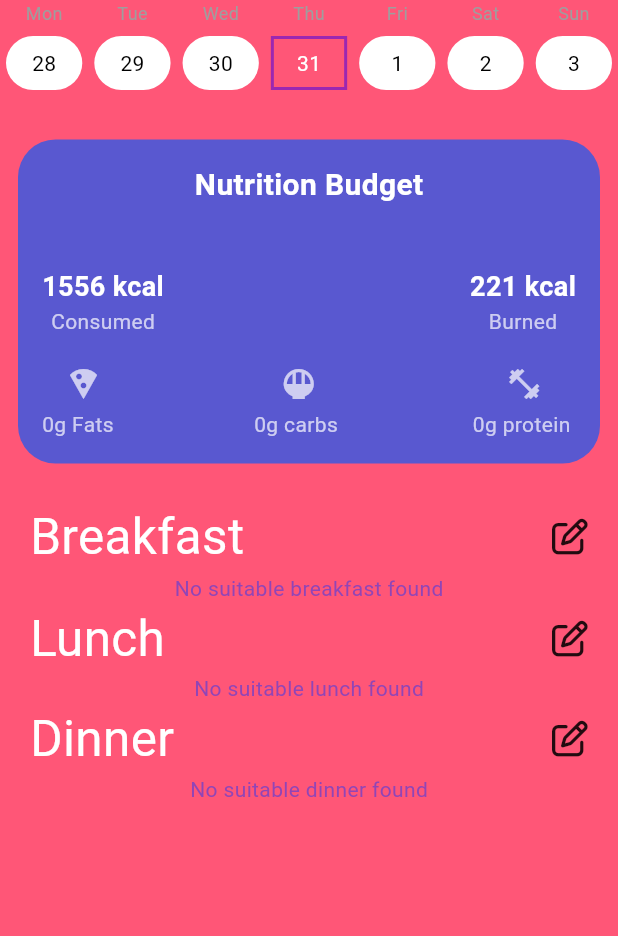
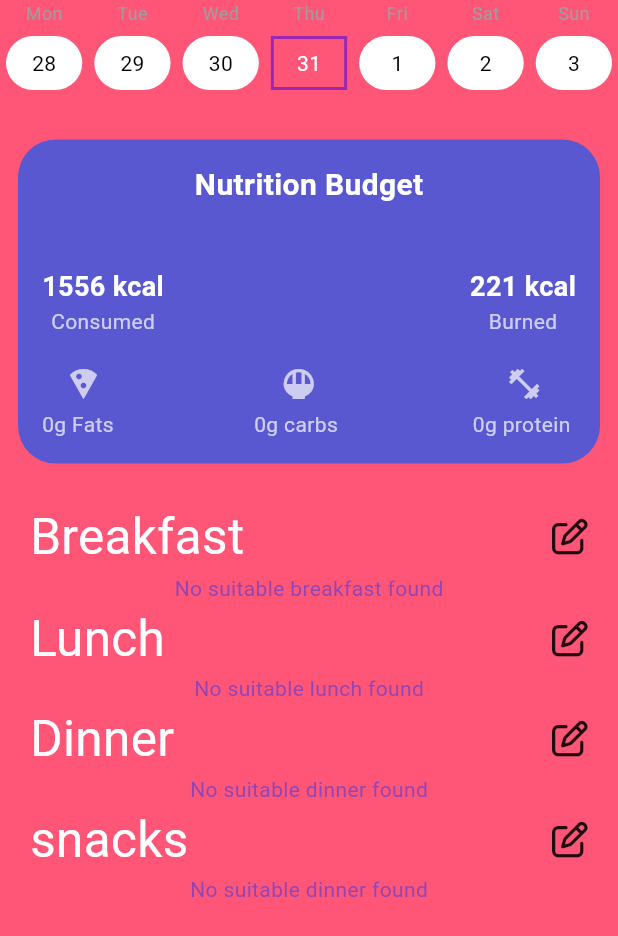
Before and after one commit to real-Hafez/lose_weight_eat_healthy, a Flutter app: the Dayview screen opened directly, on a phone screen of 412 x 824 dp. Shown: the top 936 px of the screen. Run offline on Flutter 3.47's test engine with Material 3 defaults, Android fonts, the light colour scheme and no system bars; drawn by our look-alikes of table_calendar; our stand-ins replace animated_text_kit, another_flutter_splash_screen, auto_animated, auto_size_text, bloc, cached_network_image and 21 more; accounts and stored records are empty.

Commit message:
add a snacks area in app

```diff
--- a/lib/src/features/nutrition/features/Day_page/Pages/Dayview.dart
+++ b/lib/src/features/nutrition/features/Day_page/Pages/Dayview.dart
@@ -4,6 +4,7 @@
 import 'package:lose_weight_eat_healthy/src/features/nutrition/widgets/Food_Card_Breakfast.dart';
 import 'package:lose_weight_eat_healthy/src/features/nutrition/widgets/Food_Card_Dinner.dart';
 import 'package:lose_weight_eat_healthy/src/features/nutrition/widgets/Food_Card_Lunch.dart';
+import 'package:lose_weight_eat_healthy/src/features/nutrition/widgets/Food_card_Snacks.dart';
 import 'package:lose_weight_eat_healthy/src/features/nutrition/widgets/Meal_Type_Display.dart';
 
 class Dayview extends StatelessWidget {
@@ -11,7 +12,7 @@
 
   @override
   Widget build(BuildContext context) {
-    return const Scaffold(
+    return Scaffold(
       body: SingleChildScrollView(
         scrollDirection: Axis.vertical,
         physics: BouncingScrollPhysics(),
@@ -28,6 +29,8 @@
             Food_Card_Lunch(),
             Meal_Type_Display(food: "Dinner"),
             Food_Card_Dinner(),
+            Meal_Type_Display(food: "snacks"),
+            Food_Card_snacks()
           ],
         ),
       ),
--- a/lib/src/features/nutrition/service/MealService.dart
+++ b/lib/src/features/nutrition/service/MealService.dart
@@ -33,7 +33,7 @@
           (fatDiff * 1.5);
 
       print(
-          "Meal: ${food['name']} - Calories: $calories, Protein: $protein, Carbs: $carbs, Fats: $fats");
+          "Meal: ${food['food_Name_Arabic']} - Calories: $calories, Protein: $protein, Carbs: $carbs, Fats: $fats");
       print("Total Weighted Difference: $totalWeightedDiff");
 
       // Track best meal based on the smallest weighted difference
--- /dev/null
+++ b/lib/src/features/nutrition/service/Snacks_Service.dart
@@ -0,0 +1,27 @@
+import 'package:supabase_flutter/supabase_flutter.dart';
+
+class FoodService_snacks {
+  final supabase = Supabase.instance.client;
+
+  Future<List<Map<String, dynamic>>> getFoods() async {
+    try {
+      final data = await supabase
+          .from(
+            'snacks_middle eastern',
+          )
+          .select();
+
+      if (data.isEmpty) {
+        print("No breakfast foods found matching the criteria.");
+        return [];
+      }
+
+      for (var food in data) {}
+
+      return List<Map<String, dynamic>>.from(data.cast());
+    } catch (e) {
+      print("Error fetching breakfast foods: $e");
+      return [];
+    }
+  }
+}
--- /dev/null
+++ b/lib/src/features/nutrition/widgets/Food_card_Snacks.dart
@@ -0,0 +1,94 @@
+import 'package:firebase_auth/firebase_auth.dart';
+import 'package:flutter/material.dart';
+import 'package:lose_weight_eat_healthy/src/features/nutrition/service/MealService.dart';
+import 'package:lose_weight_eat_healthy/src/features/nutrition/service/Snacks_Service.dart';
+import 'package:lose_weight_eat_healthy/src/features/nutrition/widgets/Nutrition_Info_Card.dart';
+import 'package:shared_preferences/shared_preferences.dart';
+
+class Food_Card_snacks extends StatelessWidget {
+  const Food_Card_snacks({super.key});
+
+  @override
+  Widget build(BuildContext context) {
+    return snacks();
+  }
+}
+
+class snacks extends StatefulWidget {
+  const snacks({super.key});
+
+  @override
+  _DinnerState createState() => _DinnerState();
+}
+
+class _DinnerState extends State<snacks> {
+  final FoodService_snacks foodService = FoodService_snacks();
+  late Future<Map<String, dynamic>?> closestsnacksMeal;
+
+  @override
+  void initState() {
+    super.initState();
+    closestsnacksMeal = _loadClosestMeal();
+  }
+
+  Future<Map<String, dynamic>?> _loadClosestMeal() async {
+    SharedPreferences prefs = await SharedPreferences.getInstance();
+    String userId = FirebaseAuth.instance.currentUser?.uid ?? '';
+
+    // Get user macros and adjust for dinner (25-35% of daily calories)
+    double adjustedCalories =
+        (prefs.getDouble('adjusted_calories_$userId') ?? 0.0) *
+            0.3; // Assuming 30% here
+    double targetProtein = prefs.getDouble('protein_grams_$userId') ?? 0.0;
+    double targetCarbs = prefs.getDouble('carbs_grams_$userId') ?? 0.0;
+    double targetFats = prefs.getDouble('fats_grams_$userId') ?? 0.0;
+
+    List<Map<String, dynamic>> foods = await foodService.getFoods();
+
+    return await MealService().getClosestMeal(adjustedCalories, targetProtein,
+        targetCarbs, targetFats, foods, 'snacks');
+  }
+
+  @override
+  Widget build(BuildContext context) {
+    return FutureBuilder<Map<String, dynamic>?>(
+      future: closestsnacksMeal,
+      builder: (context, snapshot) {
+        if (snapshot.connectionState == ConnectionState.waiting) {
+          return const Center(child: CircularProgressIndicator());
+        } else if (snapshot.hasError) {
+          return Center(child: Text('Error: ${snapshot.error}'));
+        } else if (!snapshot.hasData || snapshot.data == null) {
+          return const Center(child: Text('No suitable dinner found'));
+        } else {
+          var meal = snapshot.data!;
+          // Safely cast ingredients to List<String>
+          final ingredients = (meal['ingredients_Ar'] as List<dynamic>?)
+                  ?.map((item) => item.toString())
+                  .toList() ??
+              <String>[];
+          final steps = (meal['preparation_steps'] as List<dynamic>?)
+                  ?.map((item) => item.toString())
+                  .toList() ??
+              <String>[];
+          final tips = (meal['tips'] as List<dynamic>?)
+                  ?.map((item) => item as Map<String, dynamic>)
+                  .toList() ??
+              <Map<String, dynamic>>[];
+          return NutritionInfoCard(
+            tips: tips,
+            steps: steps,
+            Ingredients: ingredients,
+            foodName: meal['food_Name_Arabic'] ?? 'Unknown',
+            foodImage: meal['food_Image'] ?? 'https://via.placeholder.com/150',
+            calories: meal['calories'] ?? 0,
+            weight: meal['weight'] ?? 0,
+            fat: meal['fat'] ?? 0,
+            carbs: meal['carbs'] ?? 0,
+            protein: meal['protein'] ?? 0,
+          );
+        }
+      },
+    );
+  }
+}
```
Also changed, not shown: lib/src/features/nutrition/service/MealFinder.dart (+87 -27 lines).
